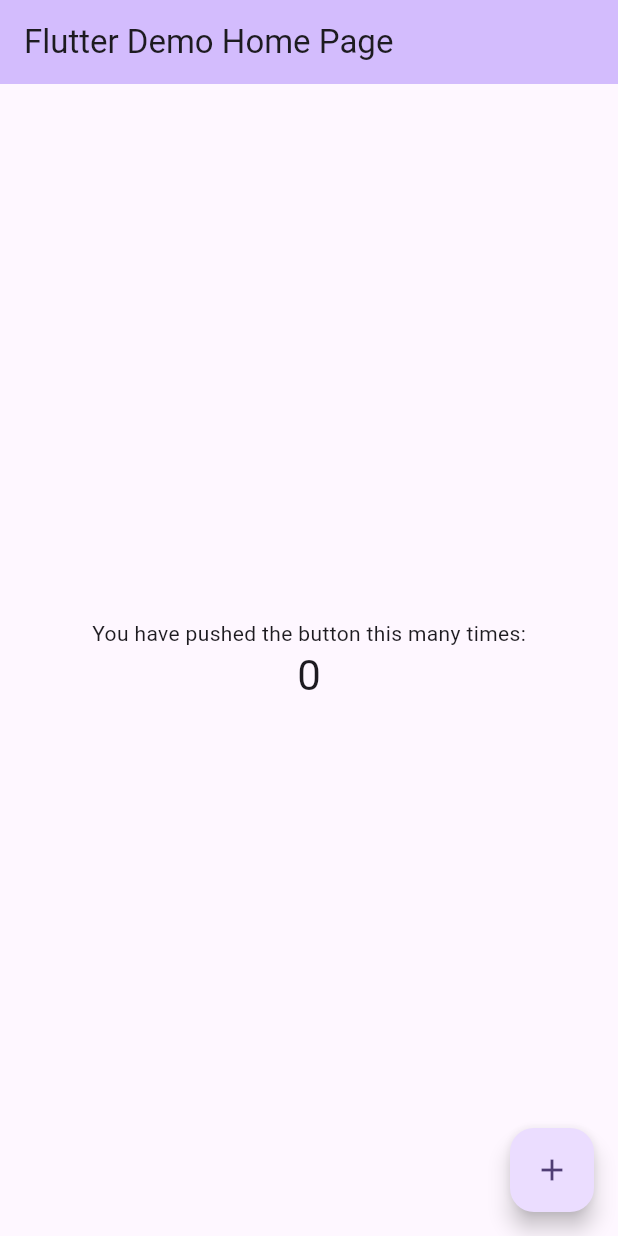
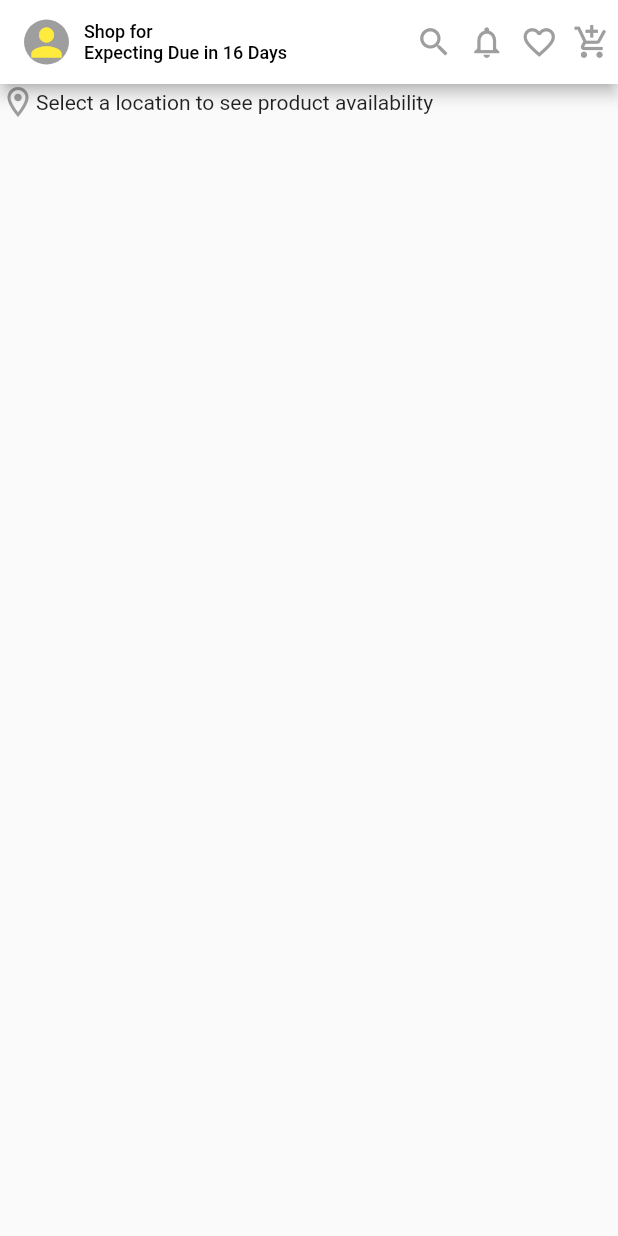
Before and after one commit to navin-680/firstcry, a Flutter app: the screen it shows after launch, on a phone screen of 412 x 824 dp. Run offline on Flutter 3.47's test engine with Material 2 defaults, Android fonts, the phone set to English and light mode, and no system bars.

Commit message:
home screen started.

```diff
--- /dev/null
+++ b/lib/Screens/home_screen.dart
@@ -0,0 +1,88 @@
+import 'package:flutter/material.dart';
+
+class MyHomePage extends StatefulWidget {
+  const MyHomePage({super.key, required this.title});
+  final String title;
+
+  @override
+  State<MyHomePage> createState() => _MyHomePageState();
+}
+
+class _MyHomePageState extends State<MyHomePage> {
+  @override
+  Widget build(BuildContext context) {
+    return Scaffold(
+        appBar: AppBar(
+          backgroundColor: Theme.of(context).colorScheme.inversePrimary,
+          title: const Row(
+            mainAxisAlignment: MainAxisAlignment.spaceBetween,
+            children: [
+              Row(
+                children: [
+                  CircleAvatar(
+                    backgroundColor: Colors.grey,
+                    radius: 15,
+                    child: Icon(
+                      Icons.person,
+                      color: Colors.yellow,
+                      size: 30.0,
+                    ),
+                  ),
+                  SizedBox(
+                    width: 10,
+                  ),
+                  Column(
+                    crossAxisAlignment: CrossAxisAlignment.start,
+                    children: [
+                      Text(
+                        'Shop for',
+                        style: TextStyle(color: Colors.black, fontSize: 12),
+                      ),
+                      Text(
+                        'Expecting Due in 16 Days',
+                        style: TextStyle(color: Colors.black, fontSize: 12),
+                      ),
+                    ],
+                  ),
+                ],
+              ),
+            ],
+          ),
+          actions: _icons
+              .asMap()
+              .entries
+              .map(
+                (MapEntry map) => _buildIcon(map.key),
+              )
+              .toList(),
+        ),
+        body: Column(
+          children: [
+            Container(
+              child: Row(
+                children: [
+                  Icon(
+                    Icons.location_on_outlined,
+                    color: Colors.grey,
+                  ),
+                  Text("Select a location to see product availability")
+                ],
+              ),
+            ),
+          ],
+        ));
+  }
+}
+
+List<IconData> _icons = [
+  Icons.search,
+  Icons.notifications_none,
+  Icons.favorite_border_outlined,
+  Icons.add_shopping_cart_outlined
+];
+Widget _buildIcon(int index) {
+  return Padding(
+    padding: const EdgeInsets.all(5.0),
+    child: Icon(_icons[index], color: Colors.grey, size: 25),
+  );
+}
--- a/lib/main.dart
+++ b/lib/main.dart
@@ -1,4 +1,6 @@
 import 'package:flutter/material.dart';
+import 'package:flutter/services.dart';
+import 'Screens/home_screen.dart';
 
 void main() {
   runApp(const MyApp());
@@ -7,119 +9,22 @@ void main() {
 class MyApp extends StatelessWidget {
   const MyApp({super.key});
 
-  // This widget is the root of your application.
   @override
   Widget build(BuildContext context) {
     return MaterialApp(
+      debugShowCheckedModeBanner: false,
       title: 'Flutter Demo',
       theme: ThemeData(
-        // This is the theme of your application.
-        //
-        // TRY THIS: Try running your application with "flutter run". You'll see
-        // the application has a blue toolbar. Then, without quitting the app,
-        // try changing the seedColor in the colorScheme below to Colors.green
-        // and then invoke "hot reload" (save your changes or press the "hot
-        // reload" button in a Flutter-supported IDE, or press "r" if you used
-        // the command line to start the app).
-        //
-        // Notice that the counter didn't reset back to zero; the application
-        // state is not lost during the reload. To reset the state, use hot
-        // restart instead.
-        //
-        // This works for code too, not just values: Most code changes can be
-        // tested with just a hot reload.
-        colorScheme: ColorScheme.fromSeed(seedColor: Colors.deepPurple),
-        useMaterial3: true,
+        primarySwatch: Colors.blue,
+        appBarTheme: const AppBarTheme(
+          iconTheme: IconThemeData(color: Colors.black),
+          color: Colors.deepPurpleAccent,
+          systemOverlayStyle: SystemUiOverlayStyle(
+            statusBarColor: Colors.grey,
+          ),
+        ),
       ),
       home: const MyHomePage(title: 'Flutter Demo Home Page'),
     );
   }
 }
-
-class MyHomePage extends StatefulWidget {
-  const MyHomePage({super.key, required this.title});
-
-  // This widget is the home page of your application. It is stateful, meaning
-  // that it has a State object (defined below) that contains fields that affect
-  // how it looks.
-
-  // This class is the configuration for the state. It holds the values (in this
-  // case the title) provided by the parent (in this case the App widget) and
-  // used by the build method of the State. Fields in a Widget subclass are
-  // always marked "final".
-
-  final String title;
-
-  @override
-  State<MyHomePage> createState() => _MyHomePageState();
-}
-
-class _MyHomePageState extends State<MyHomePage> {
-  int _counter = 0;
-
-  void _incrementCounter() {
-    setState(() {
-      // This call to setState tells the Flutter framework that something has
-      // changed in this State, which causes it to rerun the build method below
-      // so that the display can reflect the updated values. If we changed
-      // _counter without calling setState(), then the build method would not be
-      // called again, and so nothing would appear to happen.
-      _counter++;
-    });
-  }
-
-  @override
-  Widget build(BuildContext context) {
-    // This method is rerun every time setState is called, for instance as done
-    // by the _incrementCounter method above.
-    //
-    // The Flutter framework has been optimized to make rerunning build methods
-    // fast, so that you can just rebuild anything that needs updating rather
-    // than having to individually change instances of widgets.
-    return Scaffold(
-      appBar: AppBar(
-        // TRY THIS: Try changing the color here to a specific color (to
-        // Colors.amber, perhaps?) and trigger a hot reload to see the AppBar
-        // change color while the other colors stay the same.
-        backgroundColor: Theme.of(context).colorScheme.inversePrimary,
-        // Here we take the value from the MyHomePage object that was created by
-        // the App.build method, and use it to set our appbar title.
-        title: Text(widget.title),
-      ),
-      body: Center(
-        // Center is a layout widget. It takes a single child and positions it
-        // in the middle of the parent.
-        child: Column(
-          // Column is also a layout widget. It takes a list of children and
-          // arranges them vertically. By default, it sizes itself to fit its
-          // children horizontally, and tries to be as tall as its parent.
-          //
-          // Column has various properties to control how it sizes itself and
-          // how it positions its children. Here we use mainAxisAlignment to
-          // center the children vertically; the main axis here is the vertical
-          // axis because Columns are vertical (the cross axis would be
-          // horizontal).
-          //
-          // TRY THIS: Invoke "debug painting" (choose the "Toggle Debug Paint"
-          // action in the IDE, or press "p" in the console), to see the
-          // wireframe for each widget.
-          mainAxisAlignment: MainAxisAlignment.center,
-          children: <Widget>[
-            const Text(
-              'You have pushed the button this many times:',
-            ),
-            Text(
-              '$_counter',
-              style: Theme.of(context).textTheme.headlineMedium,
-            ),
-          ],
-        ),
-      ),
-      floatingActionButton: FloatingActionButton(
-        onPressed: _incrementCounter,
-        tooltip: 'Increment',
-        child: const Icon(Icons.add),
-      ), // This trailing comma makes auto-formatting nicer for build methods.
-    );
-  }
-}
```
